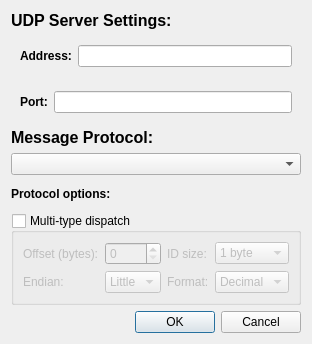
This is plotjuggler_plugins/DataStreamUDP/udp_server.ui in facontidavide/PlotJuggler as Qt 5 draws it before an edit. The edited form follows.
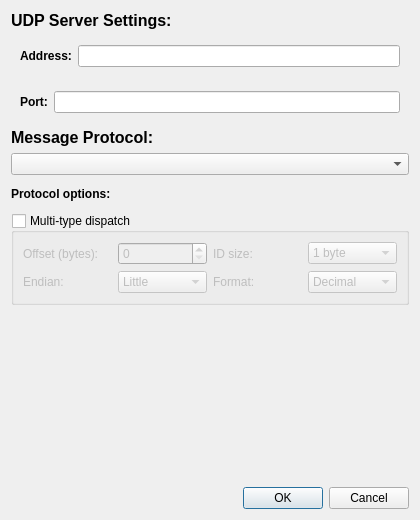
This is the edited form. Custom widgets are drawn as their Qt base class.

Commit message:
datastream_udp: bump dialog default size for multi-type dispatch UI
The original 298x312 geometry was sized for the pre-change layout
(address, port, protocol, embedded parser options). Adding the
Multi-type dispatch group box plus the now-bigger protobuf options
tab makes the dialog feel cramped on first open.

Default geometry 420x520; minimum 360x460 so Qt won't shrink below
the point where the dispatch controls clip.

The edit to the form file:
```diff
--- a/plotjuggler_plugins/DataStreamUDP/udp_server.ui
+++ b/plotjuggler_plugins/DataStreamUDP/udp_server.ui
@@ -6,10 +6,16 @@
    <rect>
     <x>0</x>
     <y>0</y>
-    <width>298</width>
-    <height>312</height>
+    <width>420</width>
+    <height>520</height>
    </rect>
   </property>
+  <property name="minimumSize">
+   <size>
+    <width>360</width>
+    <height>460</height>
+   </size>
+  </property>
   <property name="windowTitle">
    <string>UDP Server</string>
   </property>
```
